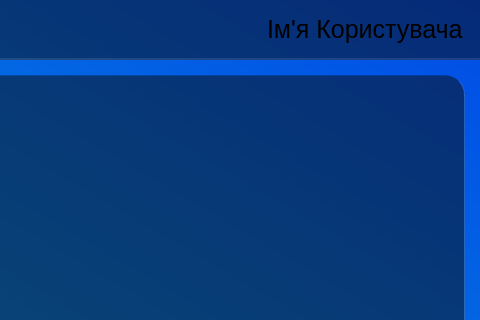
Qt form budget_manager_frontend/forms/mainwindow.ui (BogdanKalysh/budget_manager_app) before a commit; both pictures show x 800 to 1280 and y 0 to 320 of the 1280 by 720 pixel window.
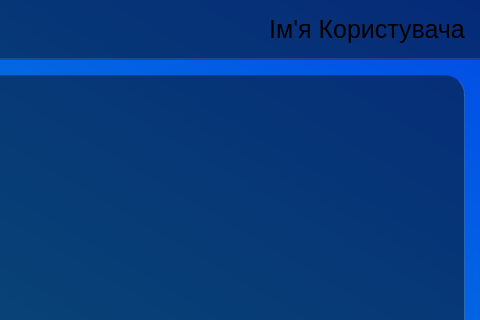
The same form after that commit. Icons and pictures are not drawn.

Commit message: user settings and delete category functionality

The edit to the form file:
```diff
--- a/budget_manager_frontend/forms/mainwindow.ui
+++ b/budget_manager_frontend/forms/mainwindow.ui
@@ -34,7 +34,9 @@
 }
 
 #userName, #settingsIcon{
-	margin: 0 10px;
+	margin: 0 15px;
+	font-size: 25px;
+	border-style: none;
 }
 
 #addTransactionFrame, #pieChartFrame, #transactionListFrame{
@@ -276,7 +278,7 @@
         </widget>
        </item>
        <item>
-        <widget class="QLabel" name="userName">
+        <widget class="QPushButton" name="userName">
          <property name="sizePolicy">
           <sizepolicy hsizetype="Minimum" vsizetype="Preferred">
            <horstretch>0</horstretch>
```
Left out of the diff: 3 changed lines with no effect on the pictures. The commit also changes 11 other files.
